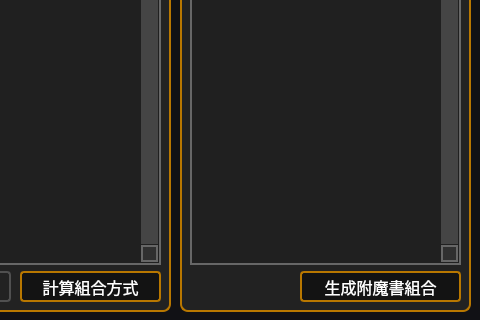
Remintonnn/anvilMan, file ui/mainMenu.ui: the form before one commit; both pictures show x 430 to 910 and y 542 to 862 of the 910 by 862 pixel window.
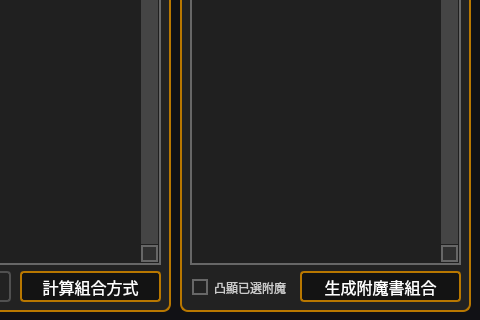
The form after the commit. Icons and pictures are not drawn.

Commit message: add enchTable lvl scroll add icon files for highlightCheckBox and grayouted checkBox rework anvil sound RNG

Patch:
```diff
--- a/ui/mainMenu.ui
+++ b/ui/mainMenu.ui
@@ -165,6 +165,34 @@
 	border: 2px solid #878787;
 }
 
+QCheckBox{
+    spacing: 6px;
+    font-size: 12px;
+    color: #CCCCCC;
+}QCheckBox:hover{color: #FFFFFF;}QCheckBox::indicator{
+    width: 12px;
+    height: 12px;
+    border: 2px solid #676767;
+    border-radius: 0px;
+}QCheckBox::indicator:checked{
+	image: url(:/UI/checked10x10Center.png)
+}
+
+QCheckBox:disabled{
+    spacing: 6px;
+    font-size: 12px;
+    color: #333333;
+}
+QCheckBox::indicator:disabled{
+    width: 12px;
+    height: 12px;
+    border: 2px solid #333333;
+    border-radius: 0px;
+}QCheckBox::indicator:checked:disabled{
+	image: url(:/UI/checked10x10CenterGrayout.png)
+}
+
+
 QToolTip {
     background-color: #2b2b2b;
     color: white;
@@ -1253,6 +1281,36 @@
       <string>生成附魔書組合</string>
      </property>
     </widget>
+    <widget class="QCheckBox" name="enchSelHighlightCheckBox">
+     <property name="enabled">
+      <bool>true</bool>
+     </property>
+     <property name="geometry">
+      <rect>
+       <x>12</x>
+       <y>786</y>
+       <width>101</width>
+       <height>21</height>
+      </rect>
+     </property>
+     <property name="font">
+      <font>
+       <pointsize>-1</pointsize>
+      </font>
+     </property>
+     <property name="focusPolicy">
+      <enum>Qt::NoFocus</enum>
+     </property>
+     <property name="styleSheet">
+      <string notr="true"/>
+     </property>
+     <property name="text">
+      <string>凸顯已選附魔</string>
+     </property>
+     <property name="checked">
+      <bool>true</bool>
+     </property>
+    </widget>
    </widget>
    <widget class="QFrame" name="pendingBookFram">
     <property name="enabled">
```
Left out of the diff: 4 changed lines with no effect on the pictures. The commit also changes 9 other files.
